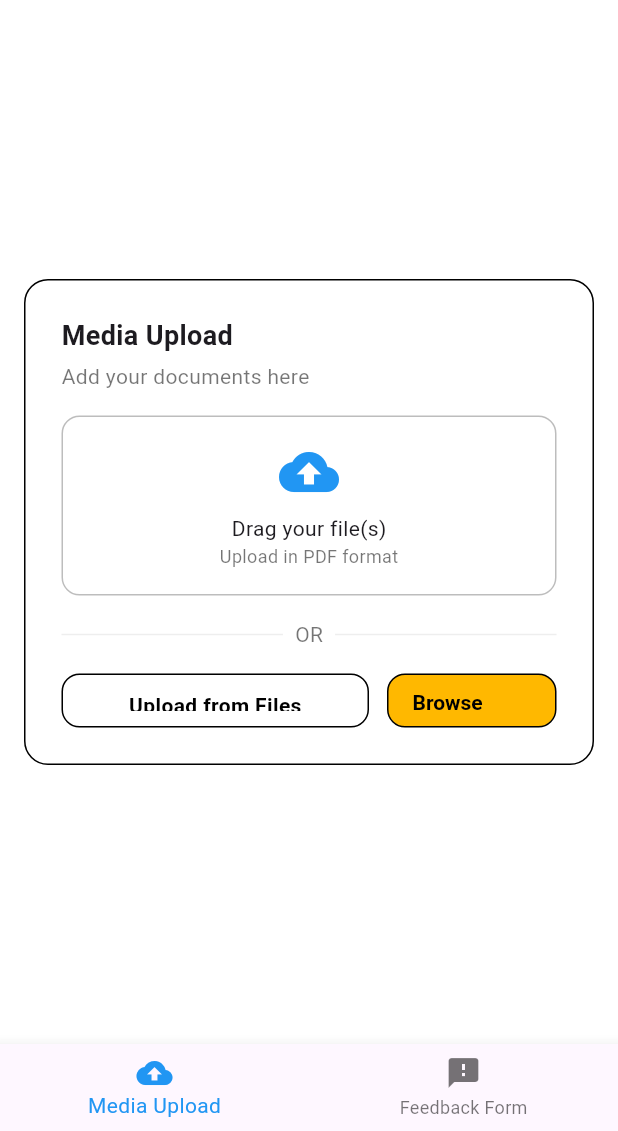
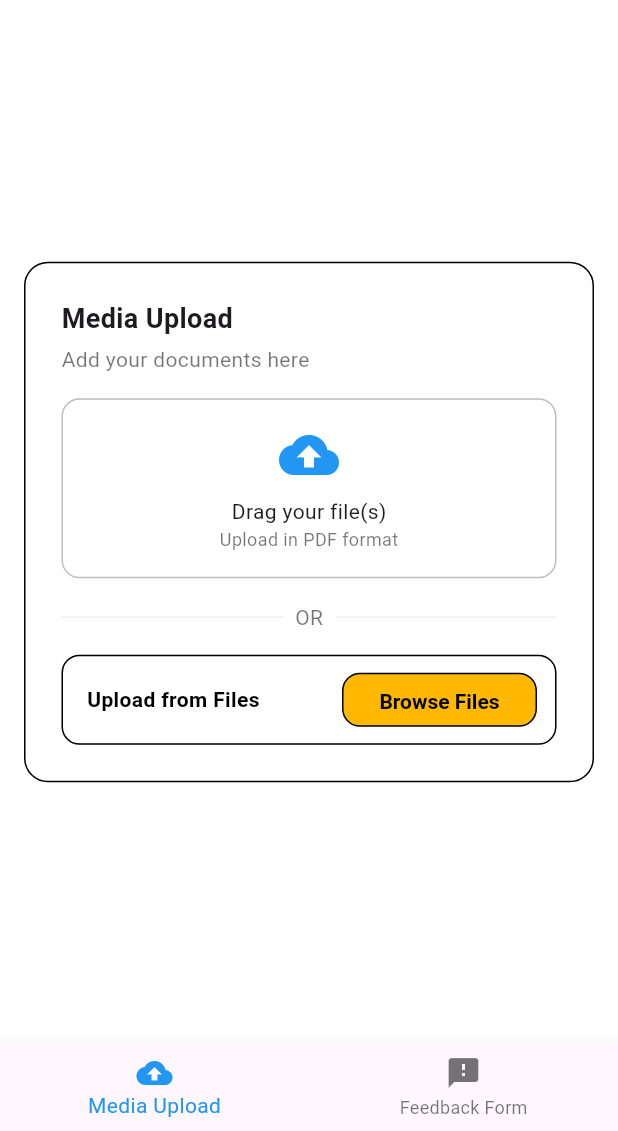
Before and after one commit to vincentperezzz/flutter-safeprint, a Flutter app: the screen it shows after launch, on a phone screen of 412 x 824 dp, the part 105-1236 px from its top. Run offline on Flutter 3.47's test engine with Material 3 defaults, Android fonts, the phone set to English and light mode, and no system bars.

Commit message:
Refactor MediaUploadPage layout and adjust spacing for better UI consistency

```diff
--- a/lib/main.dart
+++ b/lib/main.dart
@@ -30,6 +30,7 @@ class _SampleAppState extends State<SampleApp> {
   @override
   Widget build(BuildContext context) {
     return MaterialApp(
+      debugShowCheckedModeBanner: false,
       home: Scaffold(
         backgroundColor: Colors.white,
         appBar: AppBar(
@@ -217,13 +218,12 @@ class MediaUploadPage extends StatelessWidget {
                       Expanded(child: Divider(color: Color(0xFFEEEEEE), thickness: 1)),
                     ],
                   ),
-                  const SizedBox(height: 16),
+                  const SizedBox(height: 15),
                   Row(
                     children: [
                       Expanded(
                         child: Container(
-                          height: 36,
-                          alignment: Alignment.center,
+                          height: 60,
                           decoration: BoxDecoration(
                             color: Colors.white,
                             border: Border.all(color: Colors.black, width: 1),
@@ -237,8 +237,10 @@ class MediaUploadPage extends StatelessWidget {
                               ),
                             ],
                           ),
-                          child: const Padding(
-                            padding: EdgeInsets.symmetric(horizontal: 16.0, vertical: 10.0),
+                          child: Row(
+                            children: [
+                              const Padding(
+                                padding: EdgeInsets.only(left: 16.0),
                                 child: Text(
                                   "Upload from Files",
                                   style: TextStyle(
@@ -247,14 +249,13 @@ class MediaUploadPage extends StatelessWidget {
                                   ),
                                 ),
                               ),
-                        ),
-                      ),
-                      const SizedBox(width: 12),
+                              const Spacer(),
                               Container(
-                        width: 113,
+                                width: 130,
                                 height: 36,
+                                margin: const EdgeInsets.only(right: 12),
                                 decoration: BoxDecoration(
-                          color: Color(0xFFFFB800), // AccentPrimaryColor
+                                  color: Color(0xFFFFB800),
                                   border: Border.all(color: Colors.black, width: 1),
                                   borderRadius: BorderRadius.circular(12),
                                   boxShadow: [
@@ -285,6 +286,10 @@ class MediaUploadPage extends StatelessWidget {
                                       color: Colors.black,
                                       fontWeight: FontWeight.bold,
                                     ),
+                                  ),
+                                ),
+                              ),
+                            ],
                           ),
                         ),
                       ),
```
Lines whose indentation alone changed are shown as unchanged.
